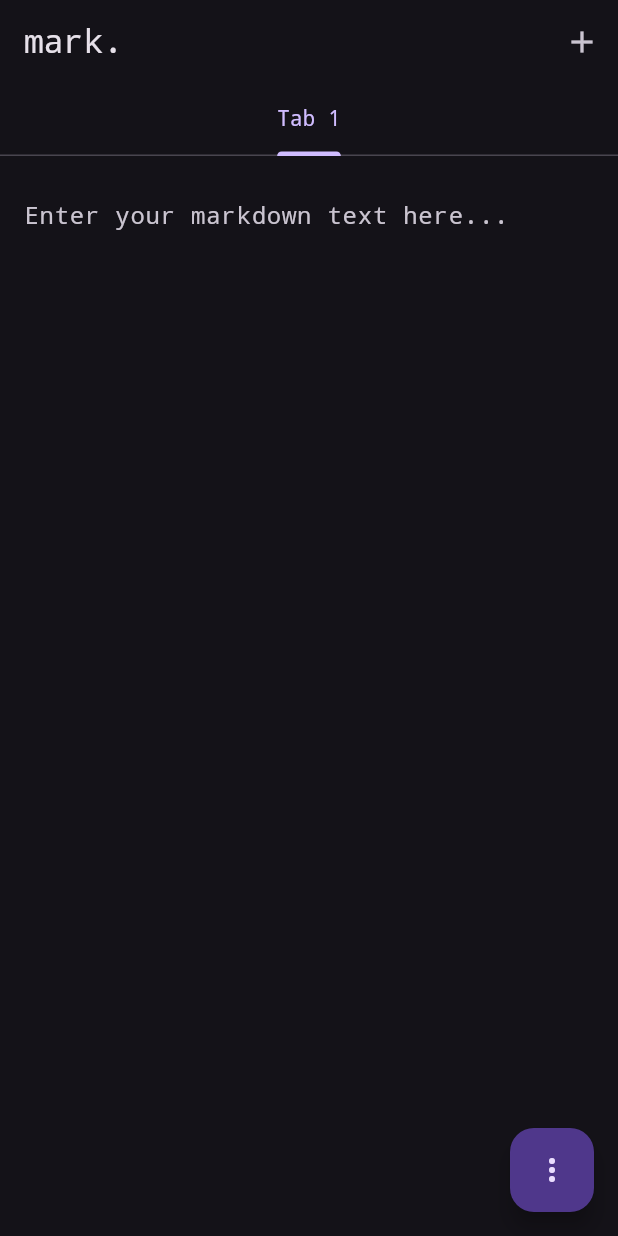
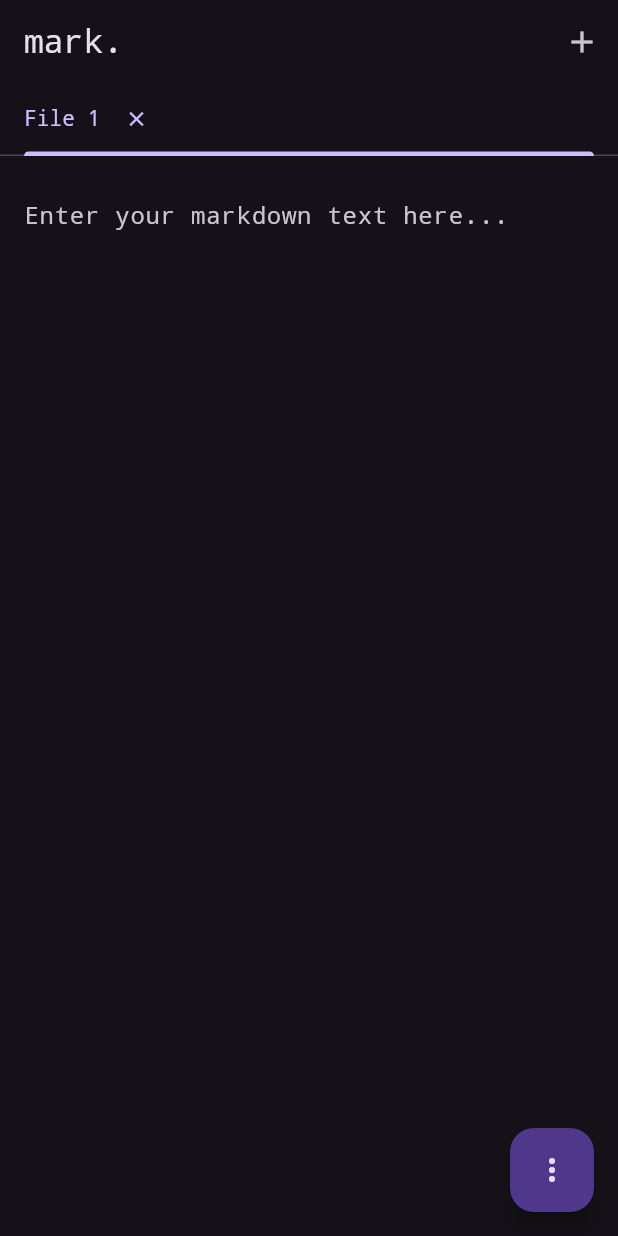
Before and after one commit to wjakew/mark, a Flutter app: the screen it shows after launch, on a phone screen of 412 x 824 dp. Run offline on Flutter 3.47's test engine with Material 3 defaults, Android fonts, the phone set to English and light mode, and no system bars; our stand-ins replace file_picker, flutter_markdown; missing offline and left inert: file_saver.

Commit message:
tabs features
added removing tabs

```diff
--- a/lib/main.dart
+++ b/lib/main.dart
@@ -85,6 +85,23 @@ class _MarkdownEditorHomeState extends State<MarkdownEditorHome> with TickerProv
     });
   }
 
+  void _closeTab(int index) {
+    if (_tabContents.length > 1) { // Ensure at least one tab remains
+      setState(() {
+        _tabContents.removeAt(index); // Remove the content
+        if (_currentIndex >= index) {
+          _currentIndex = (_currentIndex > 0) ? _currentIndex - 1 : 0; // Adjust current index
+        }
+        _tabController = TabController(
+          length: _tabContents.length,
+          vsync: this,
+          initialIndex: _currentIndex,
+        );
+        _tabController.addListener(_handleTabChange);
+      });
+    }
+  }
+
   @override
   Widget build(BuildContext context) {
     return Scaffold(
@@ -92,7 +109,19 @@ class _MarkdownEditorHomeState extends State<MarkdownEditorHome> with TickerProv
         title: Text('mark.'),
         bottom: TabBar(
           controller: _tabController,
-          tabs: List.generate(_tabContents.length, (index) => Tab(text: 'Tab ${index + 1}')),
+          tabs: List.generate(_tabContents.length, (index) {
+            return Tab(
+              child: Row(
+                children: [
+                  Text('File ${index + 1}'),
+                  IconButton(
+                    icon: Icon(Icons.close, size: 16),
+                    onPressed: () => _closeTab(index), // Close tab on button press
+                  ),
+                ],
+              ),
+            );
+          }),
         ),
         actions: [
           IconButton(
```
